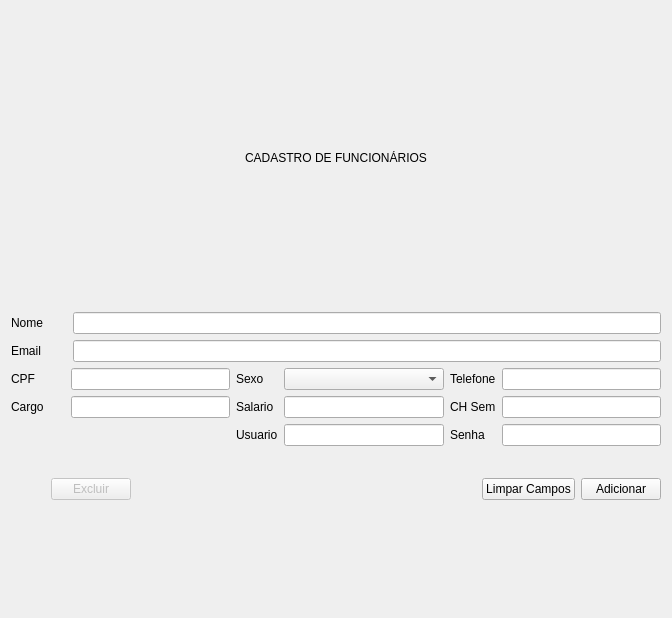
The window that ui/ui_user.ui (adaiasreis/ProjetoMatCons_F) describes before a commit, drawn with Qt 5.
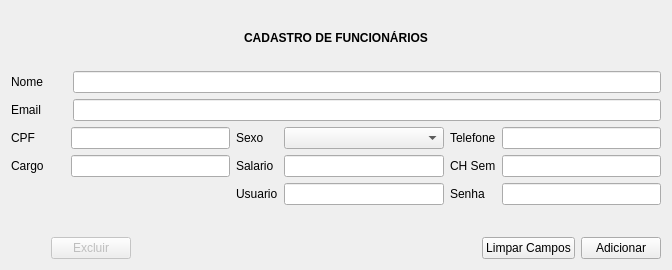
The same window after the commit.

Diff of the .ui file:
```diff
--- a/ui/ui_user.ui
+++ b/ui/ui_user.ui
@@ -7,7 +7,7 @@
     <x>0</x>
     <y>0</y>
     <width>672</width>
-    <height>618</height>
+    <height>270</height>
    </rect>
   </property>
   <property name="sizePolicy">
@@ -26,7 +26,7 @@
       <string notr="true">font: 14pt &quot;Noto Sans&quot;;</string>
      </property>
      <property name="text">
-      <string>&lt;html&gt;&lt;head/&gt;&lt;body&gt;&lt;p align=&quot;center&quot;&gt;CADASTRO DE FUNCIONÁRIOS&lt;/p&gt;&lt;/body&gt;&lt;/html&gt;</string>
+      <string>&lt;html&gt;&lt;head/&gt;&lt;body&gt;&lt;p align=&quot;center&quot;&gt;&lt;span style=&quot; font-weight:600;&quot;&gt;CADASTRO DE FUNCIONÁRIOS&lt;/span&gt;&lt;/p&gt;&lt;/body&gt;&lt;/html&gt;</string>
      </property>
     </widget>
    </item>
```
Left out of the diff: 2 changed lines with no effect on the pictures.
